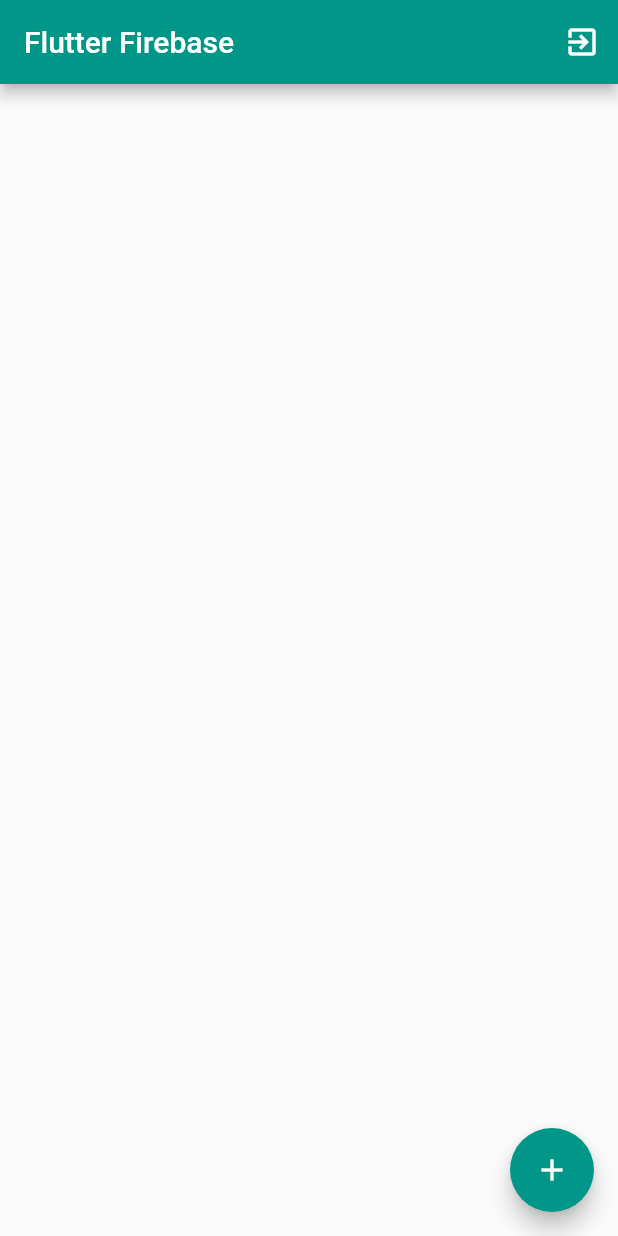
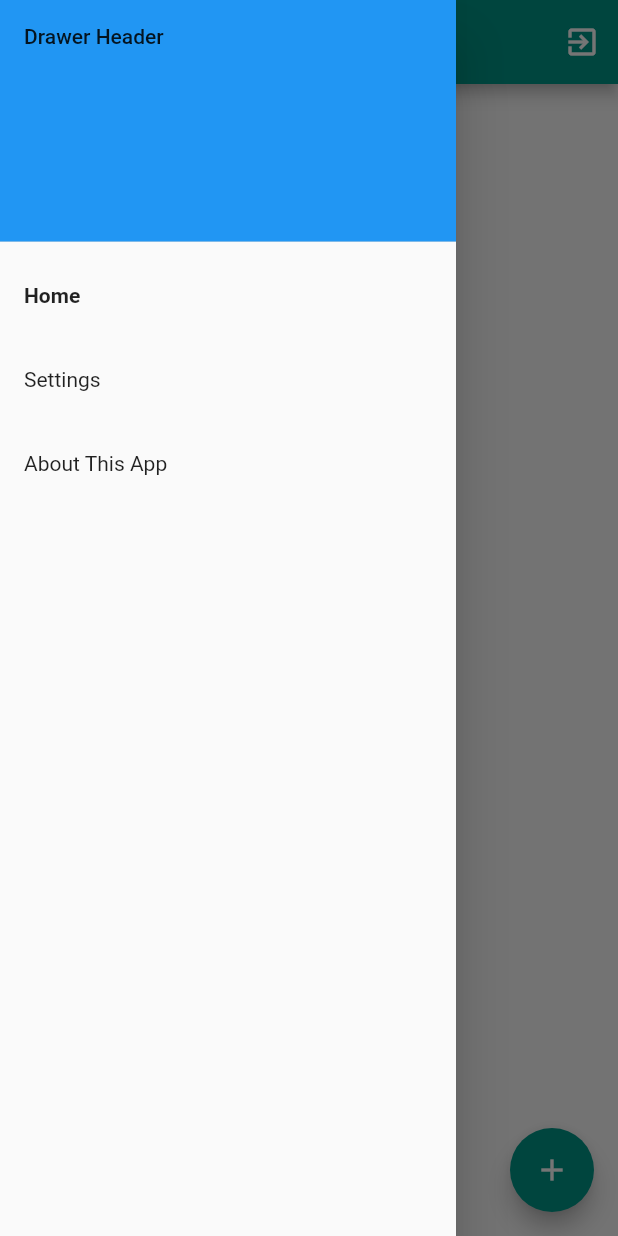
Before and after one commit to aaronksaunders/flutter_firebase_auth_app, a Flutter app: the screen it shows once a user with an empty profile is signed in, with the side drawer open (before the commit the screen has no drawer), on a phone screen of 412 x 824 dp. Run offline on Flutter 3.47's test engine with Material 2 defaults, Android fonts, the phone set to English and light mode, and no system bars; our stand-ins replace cloud_firestore, firebase_analytics, firebase_auth, flutter_icons, modal_progress_hud; accounts and stored records are empty; network calls fail.

Commit message:
added drawer menu

```diff
--- /dev/null
+++ b/lib/components/MenuDrawer.dart
@@ -0,0 +1,80 @@
+import 'package:firebase_auth_app/screens/About.dart';
+import 'package:firebase_auth_app/screens/Home.dart';
+import 'package:firebase_auth_app/screens/Settings.dart';
+import 'package:flutter/material.dart';
+
+class MenuDrawer extends StatefulWidget {
+  String _currentMenuItem = "HomePage";
+
+  // MenuDrawer({
+  //   Key key,
+  // }) : super(key: key);
+
+  @override
+  _MenuDrawerState createState() => _MenuDrawerState();
+}
+
+class _MenuDrawerState extends State<MenuDrawer> {
+  Future _gotoPage(Widget _page, BuildContext _context) {
+    setState(() {
+      widget._currentMenuItem = _page.runtimeType.toString();
+    });
+    Navigator.of(_context).pop();
+    return Navigator.of(_context).pushReplacement(
+      MaterialPageRoute(
+          settings: RouteSettings(name: _page.runtimeType.toString()),
+          builder: (BuildContext context) => _page),
+    );
+  }
+
+  @override
+  Widget build(BuildContext context) {
+    return SafeArea(
+      child: ListView(
+        // Important: Remove any padding from the ListView.
+        padding: EdgeInsets.zero,
+        children: <Widget>[
+          DrawerHeader(
+            child: Text('Drawer Header '),
+            decoration: BoxDecoration(
+              color: Colors.blue,
+            ),
+          ),
+          ListTile(
+            title: Text(
+              'Home',
+              style: widget._currentMenuItem == "HomePage"
+                  ? TextStyle(fontWeight: FontWeight.bold)
+                  : TextStyle(fontWeight: FontWeight.normal),
+            ),
+            onTap: () {
+              _gotoPage(HomePage(), context);
+            },
+          ),
+          ListTile(
+            title: Text(
+              'Settings',
+              style: widget._currentMenuItem == "SettingsPage"
+                  ? TextStyle(fontWeight: FontWeight.bold)
+                  : TextStyle(fontWeight: FontWeight.normal),
+            ),
+            onTap: () {
+              _gotoPage(SettingsPage(), context);
+            },
+          ),
+          ListTile(
+            title: Text(
+              'About This App',
+              style: widget._currentMenuItem == "AboutPage"
+                  ? TextStyle(fontWeight: FontWeight.bold)
+                  : TextStyle(fontWeight: FontWeight.normal),
+            ),
+            onTap: () {
+              _gotoPage(AboutPage(), context);
+            },
+          ),
+        ],
+      ),
+    );
+  }
+}
--- a/lib/main.dart
+++ b/lib/main.dart
@@ -2,6 +2,7 @@ import 'package:firebase_auth/firebase_auth.dart';
 import 'package:firebase_analytics/firebase_analytics.dart';
 import 'package:firebase_analytics/observer.dart';
 import 'package:firebase_auth_app/components/LoadingCircle.dart';
+import 'package:firebase_auth_app/components/MenuDrawer.dart';
 import 'package:firebase_auth_app/screens/Home.dart';
 import 'package:firebase_auth_app/screens/Login.dart';
 import 'package:flutter/material.dart';
@@ -27,7 +28,10 @@ class MyApp extends StatelessWidget {
     return MultiProvider(
       providers: [
         StreamProvider<FirebaseUser>.value(stream: AuthService().user),
-        Provider<FirebaseAnalytics>.value( value: analytics),
+        Provider<FirebaseAnalytics>.value(value: analytics),
+        Provider<MenuDrawer>.value(
+          value: MenuDrawer(),
+        )
         // StreamProvider<List<Item>>.value(  stream: DataService().getItemsSnapshot() ),
       ],
       child: MaterialApp(
--- /dev/null
+++ b/lib/screens/About.dart
@@ -0,0 +1,24 @@
+import 'package:firebase_auth_app/components/MenuDrawer.dart';
+import 'package:flutter/material.dart';
+import 'package:provider/provider.dart';
+
+class AboutPage extends StatefulWidget {
+  @override
+  _AboutPageState createState() => _AboutPageState();
+}
+
+class _AboutPageState extends State<AboutPage> {
+  @override
+  Widget build(BuildContext context) {
+    return Scaffold(
+      appBar: AppBar(
+        title: Text("About Flutter Firebase About"),
+        //actions: <Widget>[LogoutButton()],
+      ),
+      body: Text('About Flutter Firebase About Content'),
+      drawer: Drawer(
+        child: Provider.of<MenuDrawer>(context),
+      ),
+    );
+  }
+}
--- a/lib/screens/Home.dart
+++ b/lib/screens/Home.dart
@@ -1,5 +1,6 @@
 import 'package:firebase_analytics/firebase_analytics.dart';
 import 'package:firebase_auth_app/components/ItemsList.dart';
+import 'package:firebase_auth_app/components/MenuDrawer.dart';
 import 'package:firebase_auth_app/model/Item.dart';
 import 'package:firebase_auth_app/screens/AddItem.dart';
 import 'package:firebase_auth_app/services/auth.dart';
@@ -38,6 +39,9 @@ class _HomePageState extends State<HomePage> {
         stream: DataService().getItemsSnapshot(),
         child: ItemsList(),
       ),
+      drawer: Drawer(
+        child: Provider.of<MenuDrawer>(context),
+      ),
       floatingActionButton: FloatingActionButton(
         onPressed: () {
           Navigator.push(
--- /dev/null
+++ b/lib/screens/Settings.dart
@@ -0,0 +1,24 @@
+import 'package:firebase_auth_app/components/MenuDrawer.dart';
+import 'package:flutter/material.dart';
+import 'package:provider/provider.dart';
+
+class SettingsPage extends StatefulWidget {
+  @override
+  _SettingsPageState createState() => _SettingsPageState();
+}
+
+class _SettingsPageState extends State<SettingsPage> {
+  @override
+  Widget build(BuildContext context) {
+    return  Scaffold(
+      appBar: AppBar(
+        title: Text("Settings Flutter Firebase"),
+        //actions: <Widget>[LogoutButton()],
+      ),
+      body: Text('Settings Flutter Firebase  Content'),
+      drawer: Drawer(
+        child: Provider.of<MenuDrawer>(context),
+      ),
+    );
+  }
+}
```
